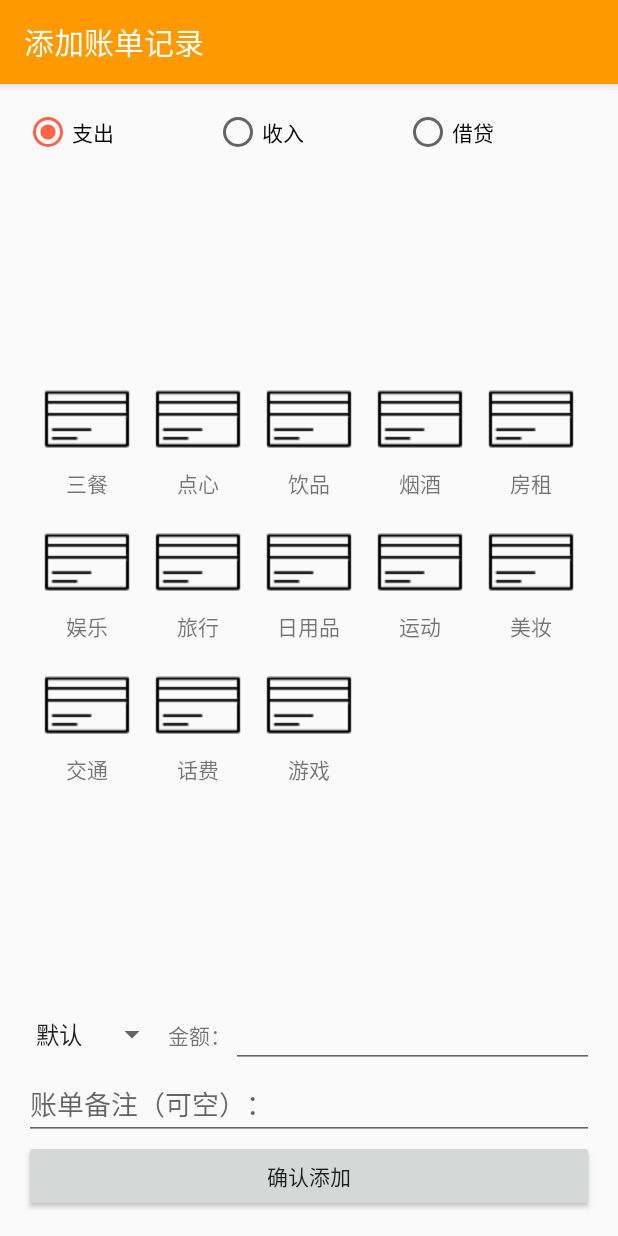
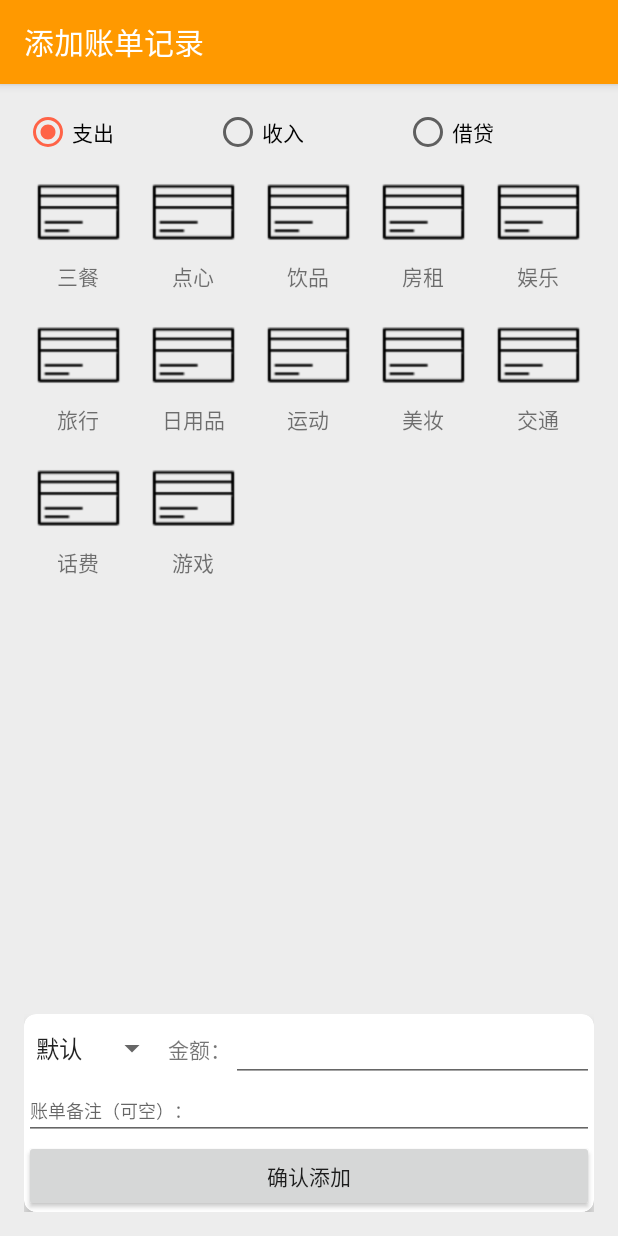
Before and after one commit to iwxyi/Poorrow, an Android app: the screen it shows after launch (RecordActivity), after a tap on an icon or button, on a phone screen of 412 x 824 dp. Run offline under Robolectric (Android 15) with nearby library versions, the phone set to English and light mode, and no system bars.

Commit message:
优化网格布局，读写种类到txt文件中

```diff
--- a/app/src/main/java/com/iwxyi/RecordActivity.java
+++ b/app/src/main/java/com/iwxyi/RecordActivity.java
@@ -47,14 +47,15 @@ public class RecordActivity extends AppCompatActivity implements View.OnClickLis
 
         // 初始化种类
         int a = SettingsUtil.getInt(getApplicationContext(), "recent");
-        if (a == 0) {
+        if (a == 1) { // 收入
+            mIncomeRb.setChecked(true);
+            SetGVAdapter("kinds_income.txt", "工资\n理财\n捡到\n礼物");
+        } else if (a == 2) { // 借贷
+            mBorrowingRb.setChecked(true);
+            SetGVAdapter("kinds_borrowing.txt", "借出\n归还\n转账");
+        } else { // 支出
             mSpendingRb.setChecked(true);
-        } else if (a == 1) {
-            mIncomeRb.setChecked(true);
-        } else if (a == 2) {
-            mBorrowingRb.setChecked(true);
-        } else {
-            mSpendingRb.setChecked(true);
+            SetGVAdapter("kinds_spending.txt", "三餐\n点心\n饮品\n房租\n娱乐\n旅行\n日用品\n运动\n美妆\n交通\n话费\n游戏");
         }
 
     }
@@ -75,17 +76,19 @@ public class RecordActivity extends AppCompatActivity implements View.OnClickLis
         ArrayAdapter<String> cardAdapter = new ArrayAdapter<>(this, android.R.layout.simple_spinner_item, cardType);
         cardAdapter.setDropDownViewResource(android.R.layout.simple_spinner_item); // 设置下拉框的样式
         mCardSp.setAdapter(cardAdapter);
+    }
 
+    private void SetGVAdapter(String fileName, String def) {
         // 读取消费种类的类型
         String kindString = null;
         try {
-            kindString = FileUtil.readTextVals("kinds.txt");
+            kindString = FileUtil.readTextVals("kinds_spending.txt");
         } catch (IOException e) {
             e.printStackTrace();
         }
         if ("".equals(kindString)) {
-            kindString = "三餐\n点心\n饮品\n烟酒\n房租\n娱乐\n旅行\n日用品\n运动\n美妆\n交通\n话费\n游戏";
-            FileUtil.writeTextVals("kinds.txt", kindString);
+            kindString = def;
+            FileUtil.writeTextVals(fileName, kindString);
         }
         String[] kindType = kindString.split("\n");
         ArrayList<String> kindArray = new ArrayList();
@@ -94,7 +97,6 @@ public class RecordActivity extends AppCompatActivity implements View.OnClickLis
         }
         MyKindApdapter kindApdapter = new MyKindApdapter(this, kindArray);
         mKindGv.setAdapter(kindApdapter);
-
     }
 
     @Override
--- a/app/src/main/res/layout/activity_record.xml
+++ b/app/src/main/res/layout/activity_record.xml
@@ -9,11 +9,12 @@
     android:paddingLeft="@dimen/activity_horizontal_margin"
     android:paddingRight="@dimen/activity_horizontal_margin"
     android:paddingTop="@dimen/activity_vertical_margin"
+    android:background="@color/colorLightGrayBg"
     tools:context=".RecordActivity">
 
     <!--支出，收入，借贷-->
     <RadioGroup
-        android:id="@+id/ll_check"
+        android:id="@+id/rg_check"
         android:layout_width="match_parent"
         android:layout_height="wrap_content"
         android:orientation="horizontal"
@@ -47,24 +48,30 @@
     <GridView
         android:id="@+id/gv_kind"
         android:layout_width="match_parent"
-            android:layout_height="wrap_content"
-            android:columnWidth="60dp"
+        android:layout_height="0dp"
+        app:layout_constraintVertical_weight="1"
+        android:columnWidth="50dp"
         android:gravity="center"
-            android:horizontalSpacing="10dp"
+        android:horizontalSpacing="15dp"
         android:numColumns="auto_fit"
-            android:padding="10dp"
-            android:stretchMode="columnWidth"
+        android:padding="5dp"
         android:verticalSpacing="10dp"
-            app:layout_constraintTop_toBottomOf="@id/ll_check"
-            app:layout_constraintBottom_toTopOf="@id/ll_data"/>
+        app:layout_constraintTop_toBottomOf="@+id/rg_check" />
 
     <!--输入数据-->
+    <android.support.v7.widget.CardView
+        android:id="@+id/cv_data"
+        android:layout_width="match_parent"
+        android:layout_height="wrap_content"
+        app:cardElevation="5dp"
+        app:cardCornerRadius="8dp"
+        app:layout_constraintBottom_toBottomOf="parent">
+
         <LinearLayout
             android:id="@+id/ll_data"
             android:layout_width="match_parent"
             android:layout_height="wrap_content"
-        android:orientation="vertical"
-        app:layout_constraintBottom_toBottomOf="parent">
+            android:orientation="vertical">
 
             <LinearLayout
                 android:layout_width="match_parent"
@@ -97,6 +104,7 @@
                 android:layout_width="match_parent"
                 android:layout_height="wrap_content"
                 android:inputType="textMultiLine"
+                android:textSize="12sp"
                 android:hint="@string/bill_note_hint"/>
 
             <Button
@@ -107,4 +115,7 @@
 
         </LinearLayout>
 
+    </android.support.v7.widget.CardView>
+
+
 </android.support.constraint.ConstraintLayout>
--- a/app/src/main/res/layout/fragment_bill_list.xml
+++ b/app/src/main/res/layout/fragment_bill_list.xml
@@ -6,6 +6,7 @@
     android:name="com.iwxyi.BillsFragment"
     android:layout_width="match_parent"
     android:layout_height="match_parent"
+    android:background="@color/colorLightGrayBg"
     app:layoutManager="LinearLayoutManager"
     tools:context=".BillsFragment"
     tools:listitem="@layout/fragment_bill" />
--- a/app/src/main/res/values/colors.xml
+++ b/app/src/main/res/values/colors.xml
@@ -5,4 +5,5 @@
     <color name="colorAccent">#FF6347</color>
     <color name="colorGray">#7D7D7D</color>
     <color name="colorLightGray">#CDCDCD</color>
+    <color name="colorLightGrayBg">#EDEDED</color>
 </resources>
```
Also changed, not shown: app/src/main/res/layout/fragment_bill.xml (+4 -4 lines). Lines whose indentation alone changed are shown as unchanged.
